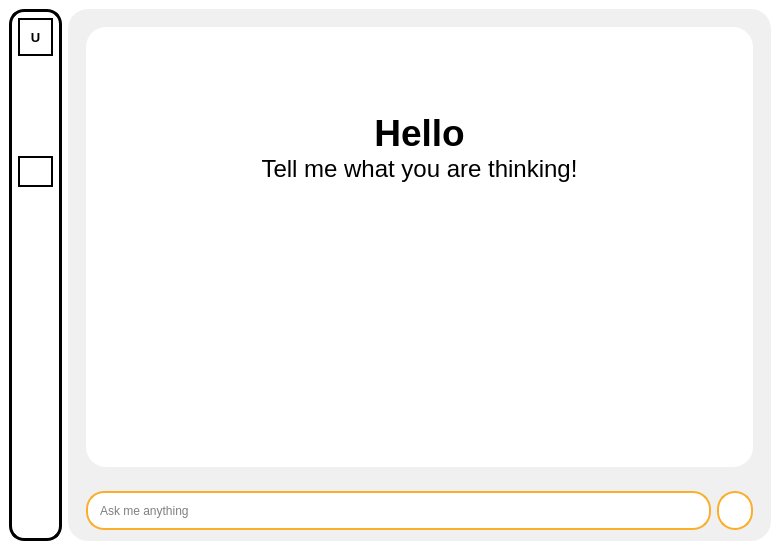
MaiNgocChau9/Python-App-A-, file SPCK/GUI/Chat.ui: the form before one commit.
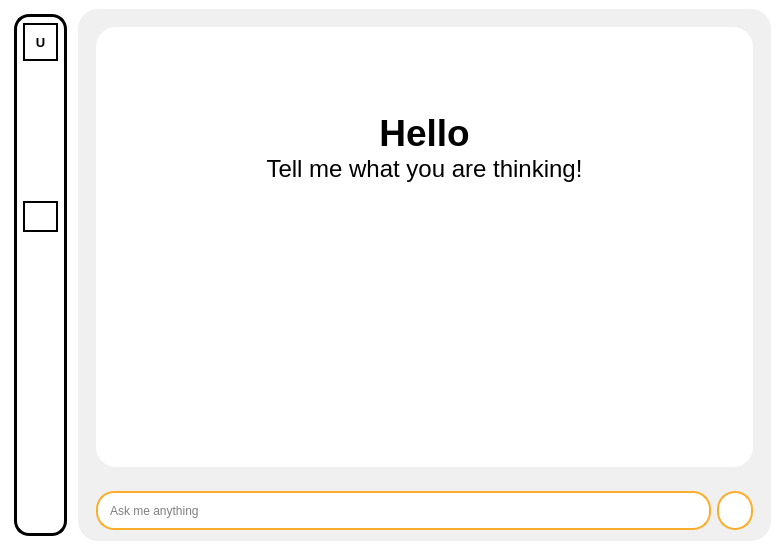
The form after the commit. Icons and pictures are not drawn.

Patch:
```diff
--- a/SPCK/GUI/Chat.ui
+++ b/SPCK/GUI/Chat.ui
@@ -33,7 +33,8 @@
 background-color: white;
 border-radius: 15px;
 border: 3px solid black;
-padding: 0px;</string>
+padding: 0px;
+margin: 5px;</string>
       </property>
       <layout class="QVBoxLayout" name="verticalLayout_2">
        <item>
```
